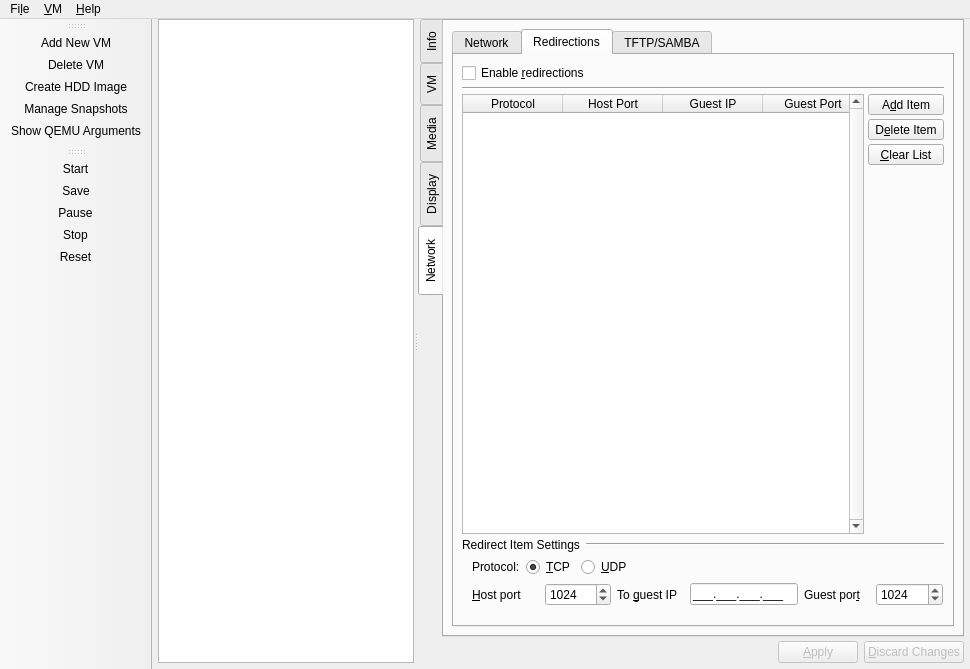
First picture: the form in src/Main_Window.ui, repository tobimensch/aqemu, before the edit.
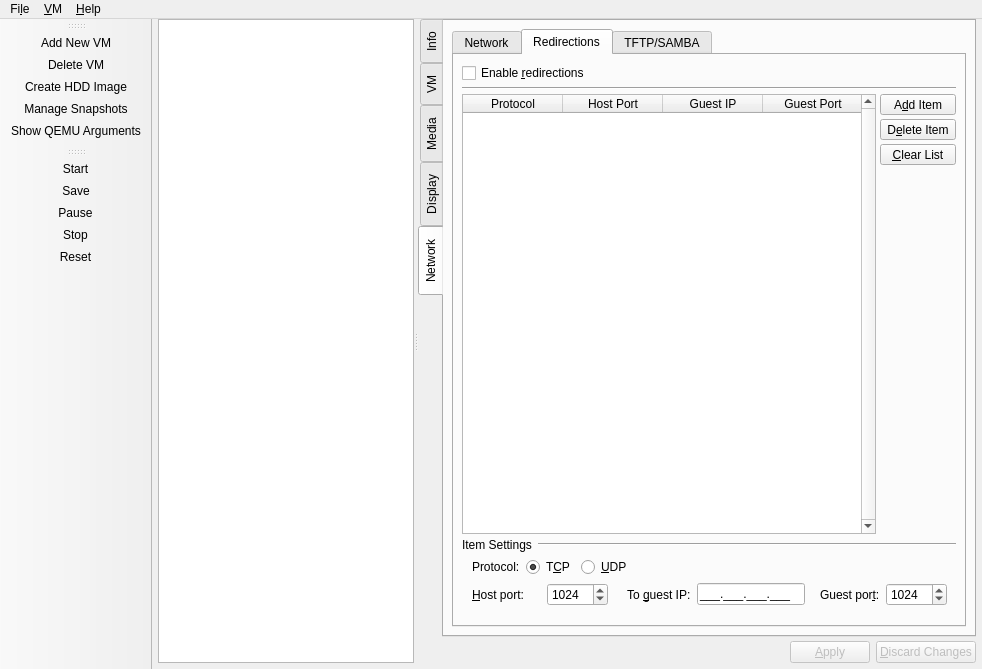
Second picture: the form after the edit. The open tabs and pages were chosen to show the change. Icons and pictures are not drawn. Custom widgets are drawn as their Qt base class.

Commit message: Switching between Accelerators improved. Computer Types that aren't available with KVM/XEN are not getting disabled in the combobox. Fixed bugs. Rewritten some code for better readability.

What changed in the file:
```diff
--- a/src/Main_Window.ui
+++ b/src/Main_Window.ui
@@ -7,7 +7,7 @@
    <rect>
     <x>0</x>
     <y>0</y>
-    <width>970</width>
+    <width>982</width>
     <height>669</height>
    </rect>
   </property>
@@ -2479,7 +2479,7 @@
                         </sizepolicy>
                        </property>
                        <property name="text">
-                        <string>Redirect Item Settings</string>
+                        <string>Item Settings</string>
                        </property>
                       </widget>
                      </item>
@@ -2520,7 +2520,7 @@
                       <item>
                        <widget class="QRadioButton" name="RB_TCP">
                         <property name="text">
-                         <string>&amp;TCP</string>
+                         <string>T&amp;CP</string>
                         </property>
                         <property name="checked">
                          <bool>true</bool>
@@ -2571,14 +2571,14 @@
                       <item>
                        <widget class="QLabel" name="Label_Port1">
                         <property name="text">
-                         <string>&amp;Host port</string>
+                         <string>&amp;Host port:</string>
                         </property>
                         <property name="buddy">
                          <cstring>SB_Redir_Port</cstring>
                         </property>
                        </widget>
                       </item>
-                      <item>
+                      <item alignment="Qt::AlignLeft">
                        <widget class="QSpinBox" name="SB_Redir_Port">
                         <property name="minimum">
                          <number>1</number>
@@ -2591,17 +2591,17 @@
                         </property>
                        </widget>
                       </item>
-                      <item>
+                      <item alignment="Qt::AlignRight">
                        <widget class="QLabel" name="Label_To_Guest_IP">
                         <property name="text">
-                         <string>To &amp;guest IP</string>
+                         <string>To &amp;guest IP:</string>
                         </property>
                         <property name="buddy">
                          <cstring>Edit_Guest_IP</cstring>
                         </property>
                        </widget>
                       </item>
-                      <item>
+                      <item alignment="Qt::AlignLeft">
                        <widget class="QLineEdit" name="Edit_Guest_IP">
                         <property name="sizePolicy">
                          <sizepolicy hsizetype="Minimum" vsizetype="Fixed">
@@ -2617,17 +2617,17 @@
                         </property>
                        </widget>
                       </item>
-                      <item>
+                      <item alignment="Qt::AlignRight">
                        <widget class="QLabel" name="Label_Port2">
                         <property name="text">
-                         <string>Guest por&amp;t</string>
+                         <string>Guest por&amp;t:</string>
                         </property>
                         <property name="buddy">
                          <cstring>SB_Guest_Port</cstring>
                         </property>
                        </widget>
                       </item>
-                      <item>
+                      <item alignment="Qt::AlignLeft">
                        <widget class="QSpinBox" name="SB_Guest_Port">
                         <property name="minimum">
                          <number>1</number>
@@ -3062,7 +3062,7 @@
     <rect>
      <x>0</x>
      <y>0</y>
-     <width>970</width>
+     <width>982</width>
      <height>32</height>
     </rect>
    </property>
```
Left out of the diff: 4 changed lines with no effect on the pictures. The commit also changes 2 other files.
